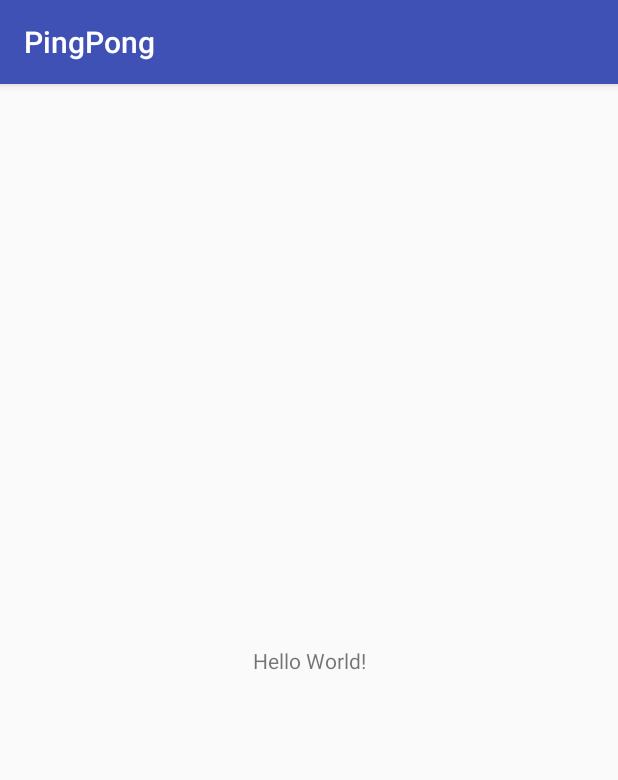
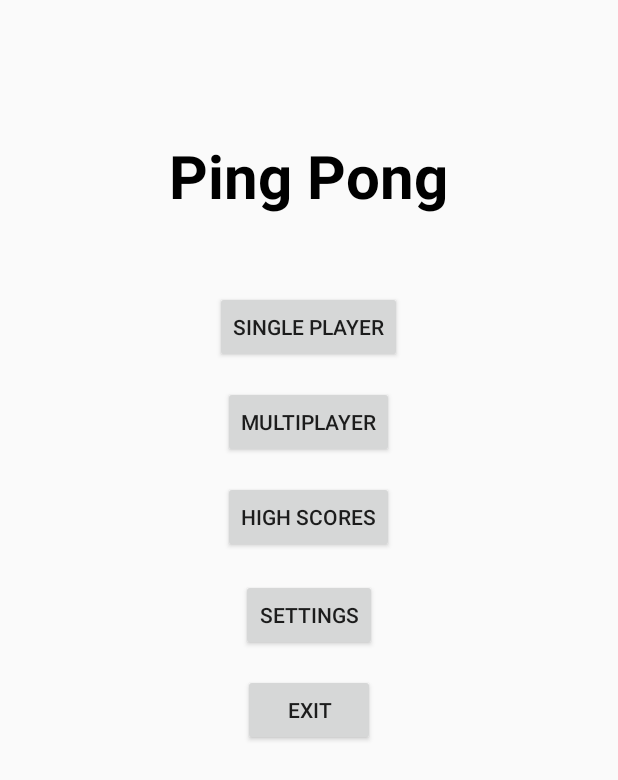
Before and after one commit to Pisti03/pingpong, an Android app: the screen it shows after launch (MainActivity before the commit, MainMenu after it), on a phone screen of 412 x 824 dp. Shown: the top 780 px of the screen. Run offline under Robolectric (Android 15) with nearby library versions, the phone set to English and light mode, and no system bars.

Commit message:
basic mainmenu

```diff
--- a/app/build.gradle
+++ b/app/build.gradle
@@ -26,5 +26,6 @@ dependencies {
     })
     compile 'com.android.support:appcompat-v7:24.2.1'
     compile 'com.android.support.constraint:constraint-layout:1.0.0-beta2'
+    compile 'com.android.support:design:24.2.1'
     testCompile 'junit:junit:4.12'
 }
--- a/app/src/main/AndroidManifest.xml
+++ b/app/src/main/AndroidManifest.xml
@@ -15,6 +15,11 @@
                 <category android:name="android.intent.category.LAUNCHER" />
             </intent-filter>
         </activity>
+        <activity
+            android:screenOrientation="nosensor"
+            android:name=".MainMenu"
+            android:label="@string/title_activity_main_menu"
+            android:theme="@style/AppTheme.NoActionBar"></activity>
     </application>
 
 </manifest>
--- a/app/src/main/java/szakdolgozat/istvan/pingpong/MainActivity.java
+++ b/app/src/main/java/szakdolgozat/istvan/pingpong/MainActivity.java
@@ -1,5 +1,6 @@
 package szakdolgozat.istvan.pingpong;
 
+import android.content.Intent;
 import android.support.v7.app.AppCompatActivity;
 import android.os.Bundle;
 
@@ -9,5 +10,7 @@ public class MainActivity extends AppCompatActivity {
     protected void onCreate(Bundle savedInstanceState) {
         super.onCreate(savedInstanceState);
         setContentView(R.layout.activity_main);
+        this.startActivity(new Intent(this, MainMenu.class));
+        finish();
     }
 }
--- /dev/null
+++ b/app/src/main/java/szakdolgozat/istvan/pingpong/MainMenu.java
@@ -0,0 +1,40 @@
+package szakdolgozat.istvan.pingpong;
+
+import android.app.Application;
+import android.os.Bundle;
+import android.support.design.widget.FloatingActionButton;
+import android.support.design.widget.Snackbar;
+import android.support.v7.app.AppCompatActivity;
+import android.support.v7.widget.Toolbar;
+import android.view.View;
+import android.widget.Toast;
+
+public class MainMenu extends AppCompatActivity {
+
+    @Override
+    protected void onCreate(Bundle savedInstanceState) {
+        super.onCreate(savedInstanceState);
+        setContentView(R.layout.activity_main_menu);
+    }
+
+    public void onButtonSingle(View view){
+        Toast.makeText(getApplicationContext(), "Single Player", Toast.LENGTH_SHORT).show();
+    }
+
+    public void onButtonMulti(View view){
+        Toast.makeText(getApplicationContext(), "Multi Player", Toast.LENGTH_SHORT).show();
+    }
+
+    public void onButtonHighScores(View view){
+        Toast.makeText(getApplicationContext(), "High Scores", Toast.LENGTH_SHORT).show();
+    }
+
+    public void onButtonSettings(View view){
+        Toast.makeText(getApplicationContext(), "Settings", Toast.LENGTH_SHORT).show();
+    }
+
+    public void onButtonExit(View view){
+        System.exit(0);
+    }
+
+}
--- /dev/null
+++ b/app/src/main/res/layout/activity_main_menu.xml
@@ -0,0 +1,71 @@
+<?xml version="1.0" encoding="utf-8"?>
+<RelativeLayout xmlns:android="http://schemas.android.com/apk/res/android"
+    xmlns:app="http://schemas.android.com/apk/res-auto"
+    xmlns:tools="http://schemas.android.com/tools"
+    android:layout_width="match_parent"
+    android:layout_height="match_parent"
+    tools:context="szakdolgozat.istvan.pingpong.MainMenu">
+
+
+    <TextView
+        android:id="@+id/textView"
+        android:layout_width="wrap_content"
+        android:layout_height="wrap_content"
+        android:layout_alignParentTop="true"
+        android:layout_centerHorizontal="true"
+        android:layout_marginTop="90dp"
+        android:text="Ping Pong"
+        android:textColor="#000000"
+        android:textStyle="bold"
+        android:textSize="40dp"/>
+
+    <Button
+        android:id="@+id/buttonSingle"
+        android:layout_width="wrap_content"
+        android:layout_height="wrap_content"
+        android:layout_below="@+id/textView"
+        android:layout_centerHorizontal="true"
+        android:layout_marginTop="50dp"
+        android:onClick="onButtonSingle"
+        android:text="Single player" />
+
+    <Button
+        android:id="@+id/buttonMulti"
+        android:layout_width="wrap_content"
+        android:layout_height="wrap_content"
+        android:layout_below="@+id/buttonSingle"
+        android:layout_centerHorizontal="true"
+        android:layout_marginTop="15dp"
+        android:onClick="onButtonMulti"
+        android:text="Multiplayer" />
+
+    <Button
+        android:id="@+id/buttonHighscores"
+        android:layout_width="wrap_content"
+        android:layout_height="wrap_content"
+        android:layout_below="@+id/buttonMulti"
+        android:layout_centerHorizontal="true"
+        android:layout_marginTop="15dp"
+        android:onClick="onButtonHighScores"
+        android:text="High scores" />
+
+    <Button
+        android:id="@+id/buttonSettings"
+        android:layout_width="wrap_content"
+        android:layout_height="wrap_content"
+        android:layout_below="@+id/buttonHighscores"
+        android:layout_centerHorizontal="true"
+        android:layout_marginTop="17dp"
+        android:onClick="onButtonSettings"
+        android:text="Settings" />
+
+    <Button
+        android:id="@+id/buttonExit"
+        android:layout_width="wrap_content"
+        android:layout_height="wrap_content"
+        android:layout_below="@+id/buttonSettings"
+        android:layout_centerHorizontal="true"
+        android:layout_marginTop="15dp"
+        android:onClick="onButtonExit"
+        android:text="Exit" />
+</RelativeLayout>
--- /dev/null
+++ b/app/src/main/res/values/dimens.xml
@@ -0,0 +1,3 @@
+<resources>
+    <dimen name="fab_margin">16dp</dimen>
+</resources>
--- a/app/src/main/res/values/strings.xml
+++ b/app/src/main/res/values/strings.xml
@@ -1,3 +1,4 @@
 <resources>
     <string name="app_name">PingPong</string>
+    <string name="title_activity_main_menu">MainMenu</string>
 </resources>
--- a/app/src/main/res/values/styles.xml
+++ b/app/src/main/res/values/styles.xml
@@ -8,4 +8,13 @@
         <item name="colorAccent">@color/colorAccent</item>
     </style>
 
+    <style name="AppTheme.NoActionBar">
+        <item name="windowActionBar">false</item>
+        <item name="windowNoTitle">true</item>
+    </style>
+
+    <style name="AppTheme.AppBarOverlay" parent="ThemeOverlay.AppCompat.Dark.ActionBar" />
+
+    <style name="AppTheme.PopupOverlay" parent="ThemeOverlay.AppCompat.Light" />
+
 </resources>
```
